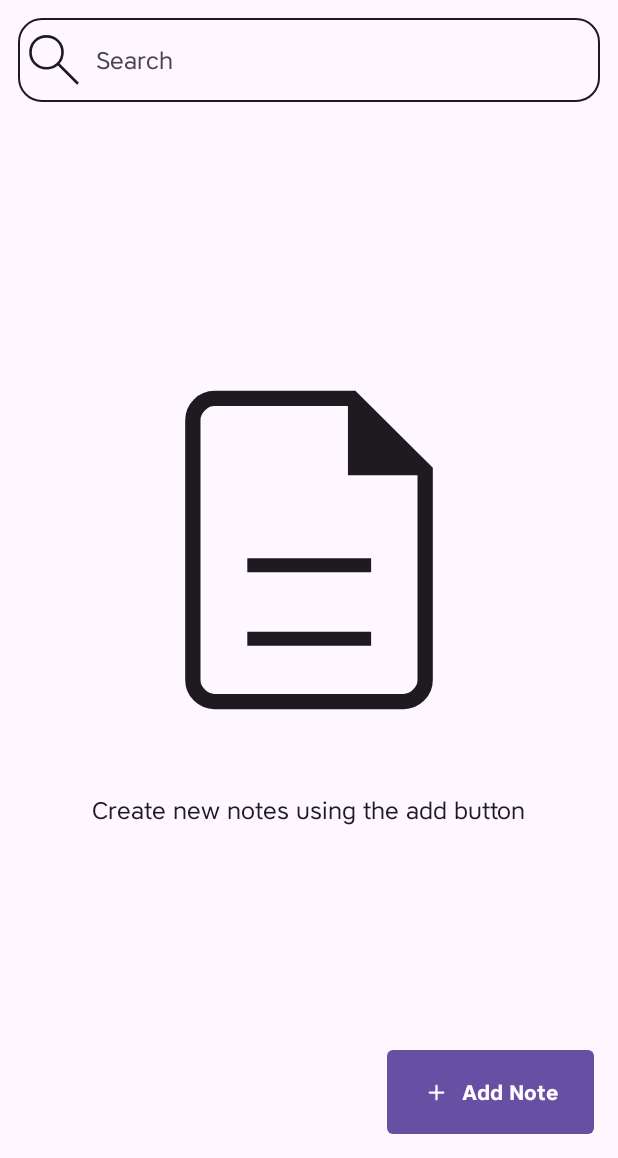
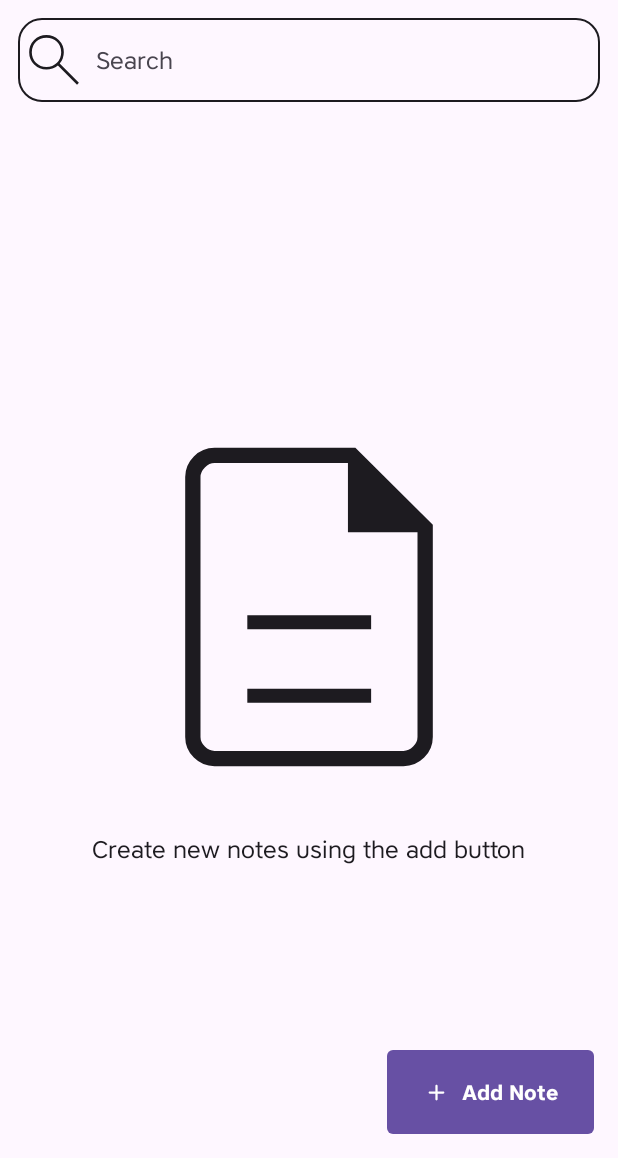
Before and after one commit to JustAGhost23/LiteNote, an Android app built with Jetpack Compose: the screen it shows after launch (MainActivity), on a phone screen of 412 x 824 dp, the part 78-1236 px from its top. Run offline under Robolectric (Android 15) with nearby library versions, the phone set to English and light mode, and no system bars; our stand-ins replace Dagger/Hilt's generated code, Room's generated code.

Commit message:
refactor: make empty list display and no search result adapt to screen size

```diff
--- a/app/src/main/java/com/example/litenote/feature_note/presentation/screens/home/HomeScreen.kt
+++ b/app/src/main/java/com/example/litenote/feature_note/presentation/screens/home/HomeScreen.kt
@@ -89,18 +89,9 @@ fun HomeScreen(
                 onFocusClear = { hideKeyboard = false }
             )
             if (notes.value.isEmpty() && searchQuery.isEmpty()) {
-                Box(contentAlignment = Alignment.Center) {
-                    LazyColumn(
-                        modifier = Modifier.fillMaxSize(),
-                        verticalArrangement = Arrangement.Center
-                    ) {
-                        item {
-                            EmptyListDisplay(
-                                modifier = Modifier.padding(bottom = 64.dp)
-                            )
-                        }
-                    }
-                }
+                EmptyListDisplay(
+                    modifier = Modifier.padding(bottom = 64.dp)
+                )
             } else if (notes.value.isEmpty() && searchQuery.isNotEmpty()) {
                 NoSearchResult(
                     modifier = Modifier.padding(bottom = 64.dp),
--- a/app/src/main/java/com/example/litenote/feature_note/presentation/screens/home/components/EmptyListDisplay.kt
+++ b/app/src/main/java/com/example/litenote/feature_note/presentation/screens/home/components/EmptyListDisplay.kt
@@ -2,14 +2,18 @@ package com.example.litenote.feature_note.presentation.screens.home.components
 
 import androidx.compose.foundation.Image
 import androidx.compose.foundation.layout.Arrangement
+import androidx.compose.foundation.layout.Box
 import androidx.compose.foundation.layout.Column
 import androidx.compose.foundation.layout.fillMaxSize
+import androidx.compose.foundation.layout.padding
+import androidx.compose.foundation.lazy.LazyColumn
 import androidx.compose.material3.MaterialTheme
 import androidx.compose.material3.Text
 import androidx.compose.runtime.Composable
 import androidx.compose.ui.Alignment
 import androidx.compose.ui.Modifier
 import androidx.compose.ui.graphics.ColorFilter
+import androidx.compose.ui.layout.ContentScale
 import androidx.compose.ui.res.painterResource
 import androidx.compose.ui.unit.dp
 import com.example.litenote.R
@@ -19,18 +23,20 @@ fun EmptyListDisplay(
     modifier: Modifier = Modifier,
 ) {
     Column(
-        modifier = modifier.fillMaxSize(),
-        verticalArrangement = Arrangement.spacedBy(24.dp, Alignment.CenterVertically),
+        modifier = Modifier
+            .fillMaxSize()
+            .padding(24.dp),
+        verticalArrangement = Arrangement.spacedBy(12.dp, Alignment.CenterVertically),
         horizontalAlignment = Alignment.CenterHorizontally
     ) {
         Image(
+            modifier = Modifier.weight(1f, fill = false),
             painter = painterResource(id = R.drawable.empty_list_icon),
             contentDescription = "No notes found",
-            modifier = Modifier.align(Alignment.CenterHorizontally),
             colorFilter = ColorFilter.tint(MaterialTheme.colorScheme.onBackground)
         )
-
         Text(
+            modifier = Modifier.weight(1f, fill = false),
             text = "Create new notes using the add button",
             style = MaterialTheme.typography.bodyLarge,
             color = MaterialTheme.colorScheme.onBackground
```
Also changed, not shown: app/src/main/java/com/example/litenote/feature_note/presentation/screens/home/components/NoSearchResult.kt (+6 -8 lines).
